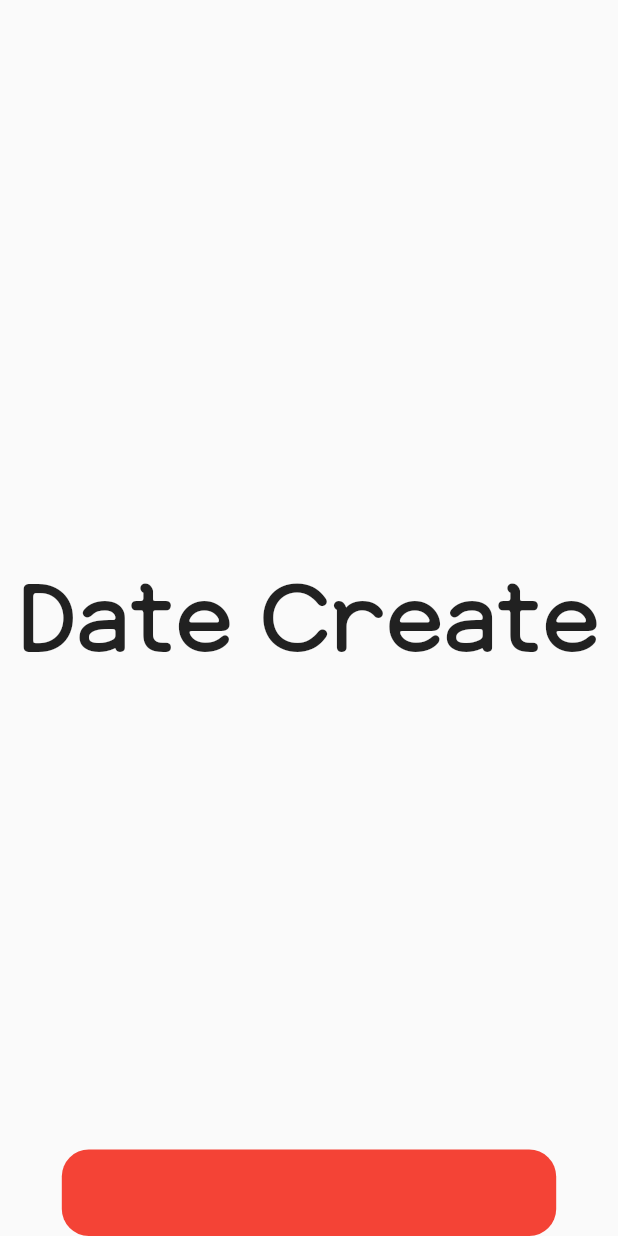
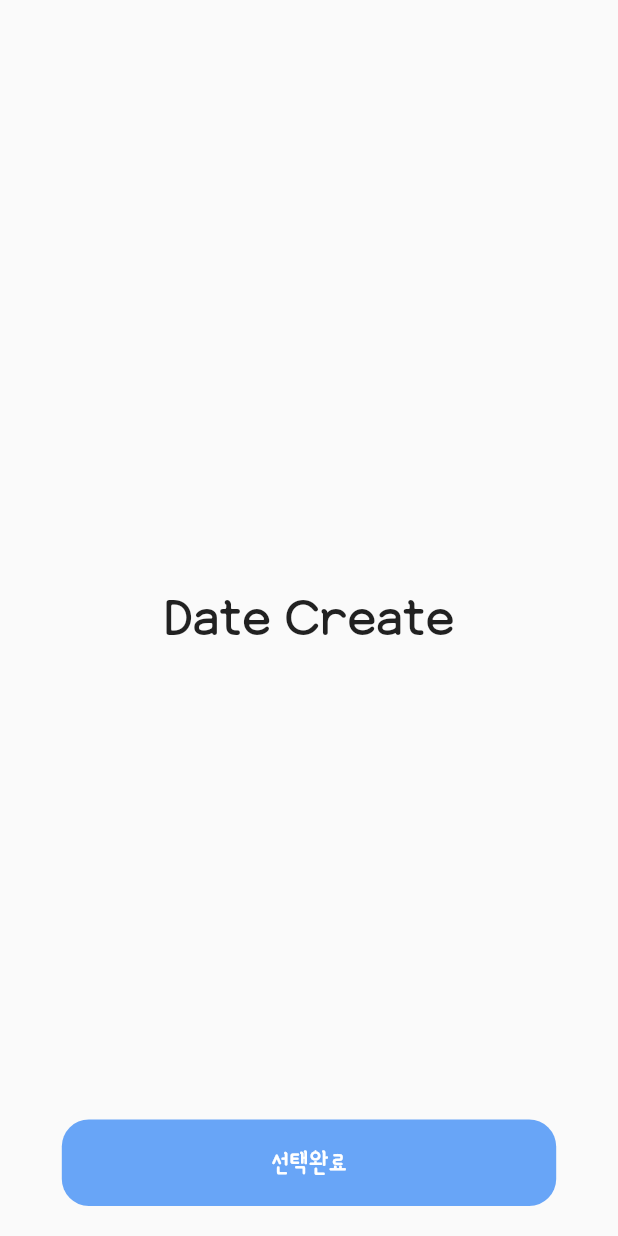
Before and after one commit to boglbbogl/flutter_goffer, a Flutter app: the DateCreateBody widget shown alone on an empty page, opened directly, on a phone screen of 412 x 824 dp. Run offline on Flutter 3.47's test engine with Material 2 defaults, Android fonts, the phone set to English and light mode, and no system bars; our stand-ins replace bloc, dartz, flutter_bloc, freezed_annotation, get_it, injectable and 1 more.

Commit message:
[2021-10-27]create matrix widget

```diff
--- a/lib/application/create_animation_cubit.dart
+++ b/lib/application/create_animation_cubit.dart
@@ -25,11 +25,13 @@ class CreateAnimationCubit extends Cubit<CreateAnimationState> {
     required double date,
     required double destination,
     required double layover,
+    required double result,
   }) async {
     emit(state.copyWith(
       date: date,
       destination: destination,
       layover: layover,
+      result: result,
     ));
     return unit;
   }
--- a/lib/application/create_animation_state.dart
+++ b/lib/application/create_animation_state.dart
@@ -7,11 +7,13 @@ class CreateAnimationState with _$CreateAnimationState {
     required double date,
     required double destination,
     required double layover,
+    required double result,
   }) = _CreateAnimationState;
   factory CreateAnimationState.initial() => CreateAnimationState(
         startAnimation: false,
         date: 0.0,
         destination: size.width,
         layover: size.width,
+        result: size.width,
       );
 }
--- a/lib/presentation/create/body/date_create_body.dart
+++ b/lib/presentation/create/body/date_create_body.dart
@@ -1,34 +1,27 @@
 import 'package:flutter/material.dart';
 import 'package:flutter_goffer/_constant/widgets/theme.dart';
-import 'package:flutter_goffer/presentation/create/widget/submitted_button.dart';
+import 'package:flutter_goffer/application/create_animation_cubit.dart';
+import 'package:flutter_goffer/presentation/create/widget/create_body_widget.dart';
+import 'package:flutter_bloc/flutter_bloc.dart';
 
 class DateCreateBody extends StatelessWidget {
   const DateCreateBody({Key? key}) : super(key: key);
 
   @override
   Widget build(BuildContext context) {
-    return SizedBox(
-      width: size.width,
-      height: size.height,
-      child: Stack(
-        children: [
-          Center(
-              child: Text(
-            'Date Create',
-            style: theme.textTheme.bodyText2!.copyWith(fontSize: 80),
-          )),
-          // Align(
-          //   alignment: Alignment.bottomCenter,
-          //   child: Container(
-          //     width: size.width * 0.8,
-          //     height: size.height * 0.07,
-          //     decoration: BoxDecoration(
-          //         borderRadius: BorderRadius.circular(18), color: Colors.red),
-          //   ),
-          // ),
-          submittedButton()
-        ],
-      ),
+    return CreateBodyWidget(
+      onTap: () {
+        context.read<CreateAnimationCubit>().changedPage(
+            date: -size.width,
+            destination: 0,
+            layover: size.width,
+            result: size.width);
+      },
+      widget: Center(
+          child: Text(
+        'Date Create',
+        style: theme.textTheme.bodyText2!.copyWith(fontSize: 40),
+      )),
     );
   }
 }
--- a/lib/presentation/create/screen/create_main_page.dart
+++ b/lib/presentation/create/screen/create_main_page.dart
@@ -80,6 +80,7 @@ class CreateMainPage extends StatelessWidget {
                       datePosition: state.date,
                       destinationPosition: state.destination,
                       layoverPosition: state.layover,
+                      resultPosition: state.result,
                     ));
         },
       ),
--- /dev/null
+++ b/lib/presentation/create/widget/create_body_widget.dart
@@ -0,0 +1,47 @@
+import 'package:flutter/material.dart';
+import 'package:flutter_goffer/_constant/widgets/theme.dart';
+
+class CreateBodyWidget extends StatelessWidget {
+  final Function() onTap;
+  final Widget widget;
+  const CreateBodyWidget({
+    Key? key,
+    required this.onTap,
+    required this.widget,
+  }) : super(key: key);
+
+  @override
+  Widget build(BuildContext context) {
+    return SizedBox(
+      width: size.width,
+      height: size.height,
+      child: Stack(
+        children: [
+          widget,
+          Align(
+            alignment: Alignment.bottomCenter,
+            child: InkWell(
+              onTap: onTap,
+              child: Padding(
+                padding: const EdgeInsets.only(bottom: 20),
+                child: Container(
+                  width: size.width * 0.8,
+                  height: size.height * 0.07,
+                  decoration: BoxDecoration(
+                      borderRadius: BorderRadius.circular(18), color: appColor),
+                  child: Center(
+                    child: Text(
+                      '선택완료',
+                      style: theme.textTheme.bodyText2!
+                          .copyWith(color: Colors.white, fontSize: 20),
+                    ),
+                  ),
+                ),
+              ),
+            ),
+          ),
+        ],
+      ),
+    );
+  }
+}
--- a/lib/presentation/create/widget/submitted_button.dart
+++ /dev/null
@@ -1,14 +0,0 @@
-import 'package:flutter/material.dart';
-import 'package:flutter_goffer/_constant/widgets/theme.dart';
-
-Align submittedButton() {
-  return Align(
-    alignment: Alignment.bottomCenter,
-    child: Container(
-      width: size.width * 0.8,
-      height: size.height * 0.07,
-      decoration: BoxDecoration(
-          borderRadius: BorderRadius.circular(18), color: Colors.red),
-    ),
-  );
-}
```
Also changed, not shown: lib/presentation/create/body/destination_create_body.dart (+13 -5 lines), lib/presentation/create/body/layover_create_body.dart (+13 -5 lines), lib/presentation/create/body/result_create_body.dart (added, +19 -0 lines), lib/presentation/create/screen/create_matrix_slider_page.dart (+9 -34 lines), lib/application/create_animation_cubit.freezed.dart.
